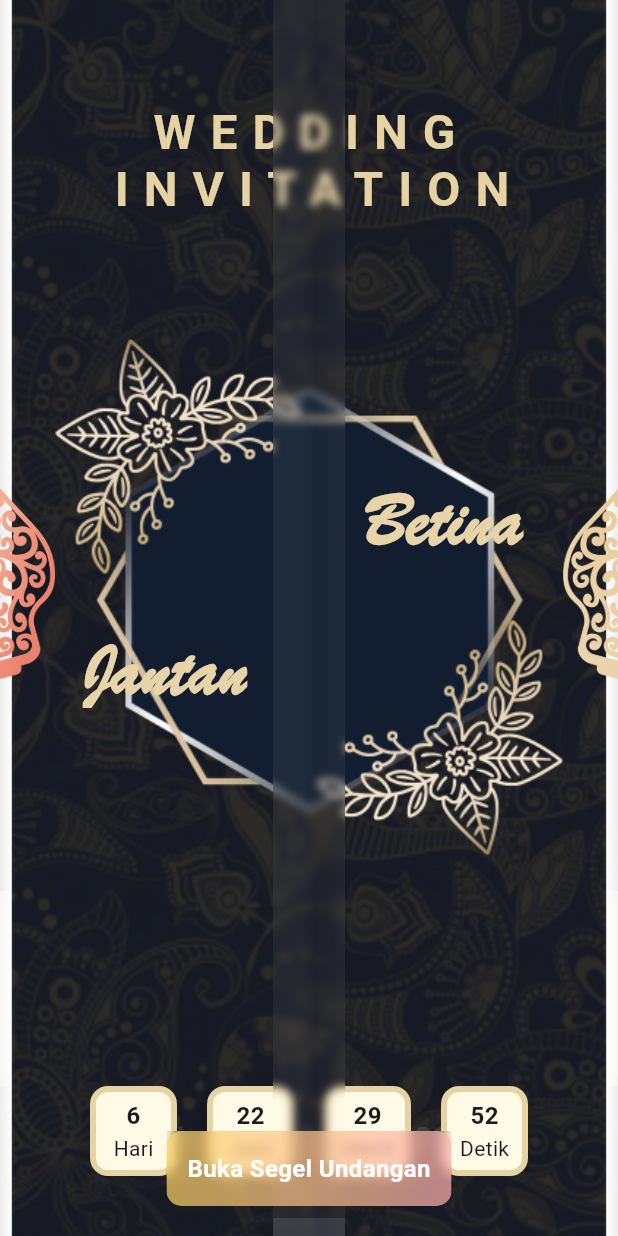
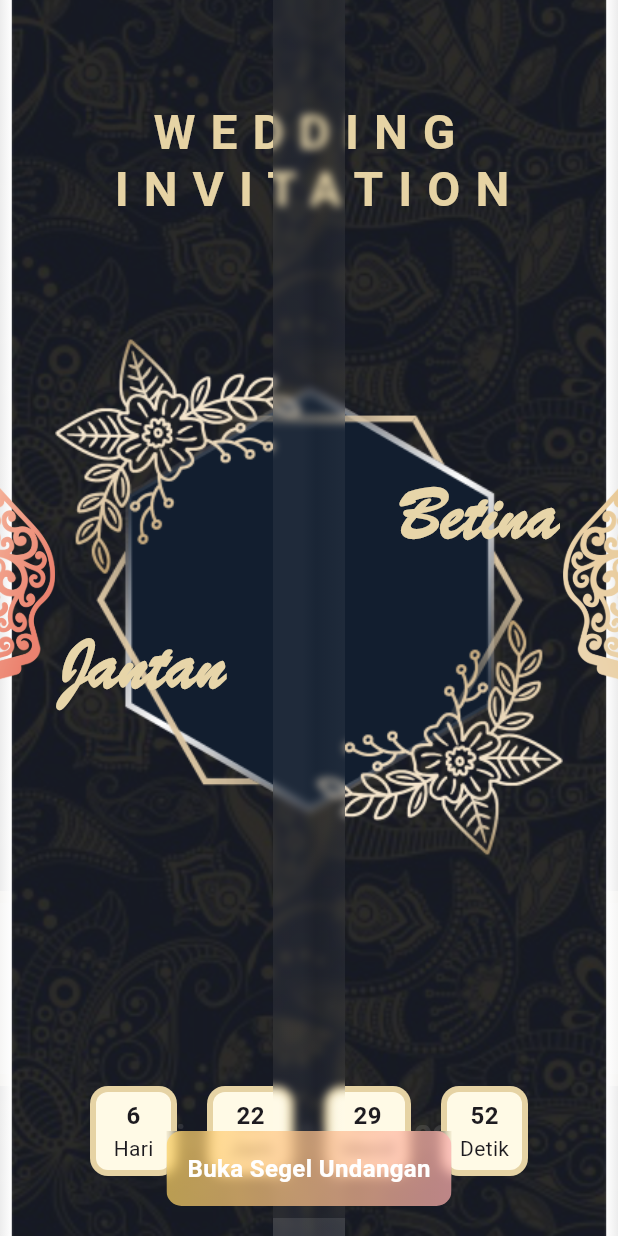
Before and after one commit to faequl96/invitation_app, a Flutter app: the screen it shows after launch, scrolled down 576 dp, on a phone screen of 412 x 824 dp. Run offline on Flutter 3.47's test engine with Material 3 defaults, Android fonts, the phone set to English and light mode, and no system bars.

Commit message:
adjust animation page_1

```diff
--- a/lib/pages/page_1/page_1.dart
+++ b/lib/pages/page_1/page_1.dart
@@ -24,6 +24,7 @@ class Page1 extends StatelessWidget {
         ),
       ),
       child: Stack(
+        alignment: AlignmentDirectional.bottomCenter,
         children: [
           Positioned(
             bottom: 250,
@@ -37,18 +38,14 @@ class Page1 extends StatelessWidget {
                   image: AssetImage("assets/unifying_frame.png"),
                 ),
               ),
-              child: Stack(
-                children: [
+            ),
+          ),
           scrollValue > size.height - 70
               ? AnimatedPositioned(
-                          duration: const Duration(milliseconds: 500),
-                          top: 90,
-                          left: scrollValue > size.height - 50 ? -30 : 60,
-                          child: SizedBox(
-                            height: 60,
-                            width: size.width,
-                            child: const Center(
-                              child: Text(
+                  duration: const Duration(milliseconds: 300),
+                  bottom: 444,
+                  right: scrollValue > size.height - 50 ? 140 : 40,
+                  child: const Text(
                     "Betina",
                     style: TextStyle(
                       fontFamily: "BrushScriptMT",
@@ -57,20 +54,13 @@ class Page1 extends StatelessWidget {
                       color: Color.fromARGB(255, 230, 211, 164),
                     ),
                   ),
-                            ),
-                          ),
                 )
               : const SizedBox.shrink(),
           scrollValue > size.height - 20
               ? Positioned(
-                          top: 134,
-                          left: -34,
-                          child: SizedBox(
-                            height: 80,
-                            width: size.width,
-                            child: Center(
+                  bottom: 384,
                   child: AnimatedOpacity(
-                                duration: const Duration(milliseconds: 300),
+                    duration: const Duration(milliseconds: 500),
                     opacity: scrollValue > size.height - 1 ? 1 : 0,
                     child: const Text(
                       "&",
@@ -82,20 +72,14 @@ class Page1 extends StatelessWidget {
                       ),
                     ),
                   ),
-                            ),
-                          ),
                 )
               : const SizedBox.shrink(),
           scrollValue > size.height - 70
               ? AnimatedPositioned(
-                          duration: const Duration(milliseconds: 500),
-                          top: 190,
-                          right: scrollValue > size.height - 50 ? -36 : 66,
-                          child: SizedBox(
-                            height: 60,
-                            width: size.width,
-                            child: const Center(
-                              child: Text(
+                  duration: const Duration(milliseconds: 300),
+                  bottom: 344,
+                  left: scrollValue > size.height - 50 ? 140 : 40,
+                  child: const Text(
                     "Jantan",
                     style: TextStyle(
                       fontFamily: "BrushScriptMT",
@@ -104,33 +88,21 @@ class Page1 extends StatelessWidget {
                       color: Color.fromARGB(255, 230, 211, 164),
                     ),
                   ),
-                            ),
-                          ),
                 )
               : const SizedBox.shrink(),
-                ],
-              ),
-            ),
-          ),
           scrollValue > size.height - 70
               ? AnimatedPositioned(
-                  duration: const Duration(milliseconds: 500),
+                  duration: const Duration(milliseconds: 300),
                   bottom: scrollValue > size.height - 50 ? 120 : 50,
                   child: AnimatedOpacity(
                     duration: const Duration(milliseconds: 500),
                     opacity: scrollValue > size.height - 50 ? 1 : 0.1,
-                    child: SizedBox(
-                      height: 30,
-                      width: size.width,
-                      child: Center(
                     child: Text(
                       dateFormater.format(_dateTime),
                       style: const TextStyle(
                         fontWeight: FontWeight.bold,
                         fontSize: 22,
                         color: Colors.white,
-                          ),
-                        ),
                       ),
                     ),
                   ),
```
Lines whose indentation alone changed are shown as unchanged.
